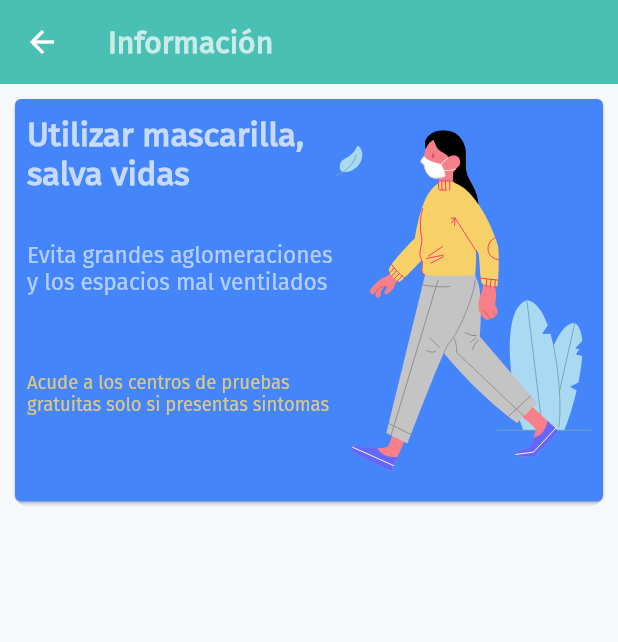
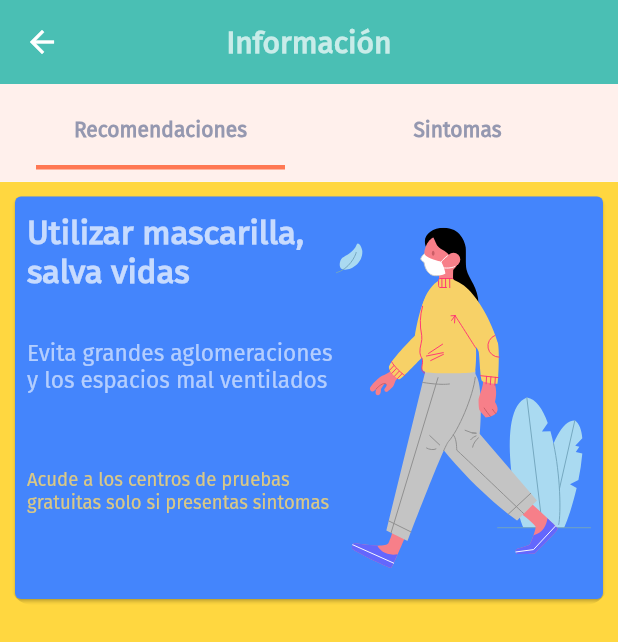
Before and after one commit to rromaniz/CovidAppFlutter, a Flutter app: the InfoPage screen opened by its route, on a phone screen of 412 x 824 dp. Shown: the top 642 px of the screen. Run offline on Flutter 3.47's test engine with Material 2 defaults, Android fonts, the light colour scheme and no system bars; our stand-ins replace charts_flutter, flutter_svg, page_transition, sizer; network calls fail; project files that could hold a hidden picture were left out.

Commit message:
Se esta construyendo el tabBar

```diff
--- a/lib/screens/home_screen.dart
+++ b/lib/screens/home_screen.dart
@@ -44,11 +44,12 @@ class HomeScreen extends StatelessWidget {
                 children: [
                   Cardtop(snapshot.data.timeline[0].newConfirmed.toString(),
                       snapshot.data.timeline[0].newDeaths.toString()),
+                  InfoTop(),
                   MiddleCard(
                       snapshot.data.latestData.confirmed,
                       snapshot.data.latestData.deaths,
                       snapshot.data.latestData.recovered,
-                      snapshot.data.latestData.critical)
+                      snapshot.data.latestData.critical),
                 ],
               );
             }
--- a/lib/screens/info.dart
+++ b/lib/screens/info.dart
@@ -12,13 +12,72 @@ class InfoPage extends StatelessWidget {
           'Información',
           style: TextStyle(color: Colors.white70, fontWeight: FontWeight.bold),
         ),
+        centerTitle: true,
         elevation: 0,
         backgroundColor: Color.fromRGBO(74, 191, 180, 1),
       ),
-      body: SingleChildScrollView(
-          child: Column(
-        children: [InfoTop()],
-      )),
+      body: DefaultTabController(
+        length: 2,
+        child: Column(
+          children: [
+            Container(
+              color: Color.fromRGBO(255, 240, 236, 1),
+              child: Padding(
+                padding: const EdgeInsets.all(8.0),
+                child: TabBar(
+                  indicatorSize: TabBarIndicatorSize.label,
+                  indicatorWeight: 3,
+                  indicatorColor: Color.fromRGBO(255, 120, 83, 1),
+                  tabs: [
+                    Tab(
+                      child: Container(
+                        child: Align(
+                          alignment: Alignment.center,
+                          child: Text(
+                            "Recomendaciones",
+                            style: TextStyle(
+                                color: Color.fromRGBO(149, 152, 176, 1),
+                                fontWeight: FontWeight.w600),
+                          ),
+                        ),
+                      ),
+                    ),
+                    Tab(
+                      child: Container(
+                        child: Align(
+                          alignment: Alignment.center,
+                          child: Text(
+                            "Sintomas",
+                            style: TextStyle(
+                                color: Color.fromRGBO(149, 152, 176, 1),
+                                fontWeight: FontWeight.w600),
+                          ),
+                        ),
+                      ),
+                    ),
+                  ],
+                ),
+              ),
+            ),
+            Expanded(
+                child: Container(
+              child: TabBarView(
+                children: [
+                  Container(
+                    color: Colors.amberAccent,
+                    child: Column(
+                      children: [
+                        InfoTop(),
+                      ],
+                    ),
+                  ),
+                  Container(child: Text('Luke'))
+                ],
+              ),
+            ))
+          ],
+        ),
+      ),
     );
   }
 }
```
